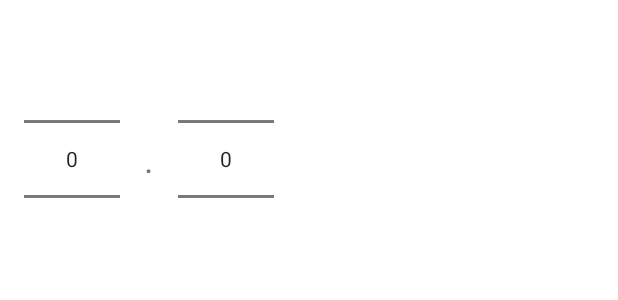
After one commit to allenchu66/traininglog_app, an Android app built with Jetpack Compose: the layout dialog_weight_picker.xml on its own in the app's theme, with its tools: preview values and no code run, on a phone screen of 412 x 824 dp. The commit adds this screen. Shown: the top 300 px of the screen. Run offline under Robolectric (Android 15) with nearby library versions, the phone set to English and light mode, and no system bars.

Commit message:
feat: update weight picker to support decimal selection

```diff
--- /dev/null
+++ b/app/src/main/res/layout/dialog_weight_picker.xml
@@ -0,0 +1,25 @@
+<LinearLayout xmlns:android="http://schemas.android.com/apk/res/android"
+    android:layout_width="wrap_content"
+    android:layout_height="wrap_content"
+    android:orientation="horizontal"
+    android:gravity="center"
+    android:padding="16dp">
+
+    <NumberPicker
+        android:id="@+id/picker_integer"
+        android:layout_width="wrap_content"
+        android:layout_height="wrap_content"
+        android:layout_marginEnd="16dp" />
+
+    <TextView
+        android:text="."
+        android:textSize="24sp"
+        android:layout_width="wrap_content"
+        android:layout_height="wrap_content" />
+
+    <NumberPicker
+        android:id="@+id/picker_decimal"
+        android:layout_width="wrap_content"
+        android:layout_height="wrap_content"
+        android:layout_marginStart="16dp" />
+</LinearLayout>
```
Also changed, not shown: app/src/main/java/com/allenchu66/traininglog/adapter/WorkoutContentViewHolder.kt (+43 -6 lines).
